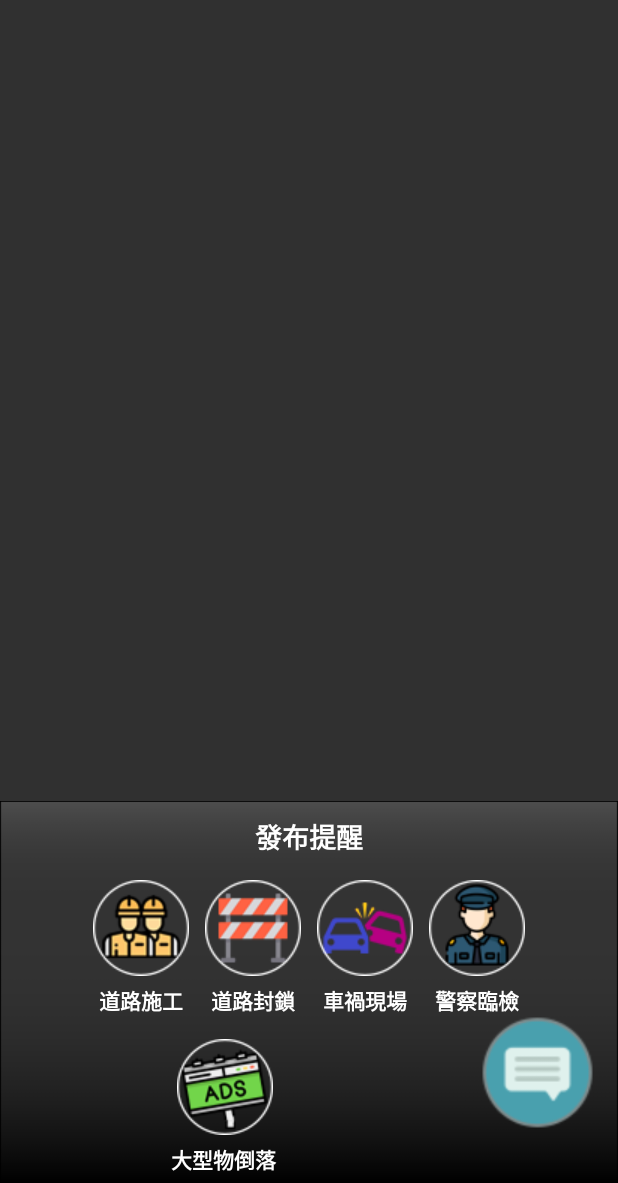
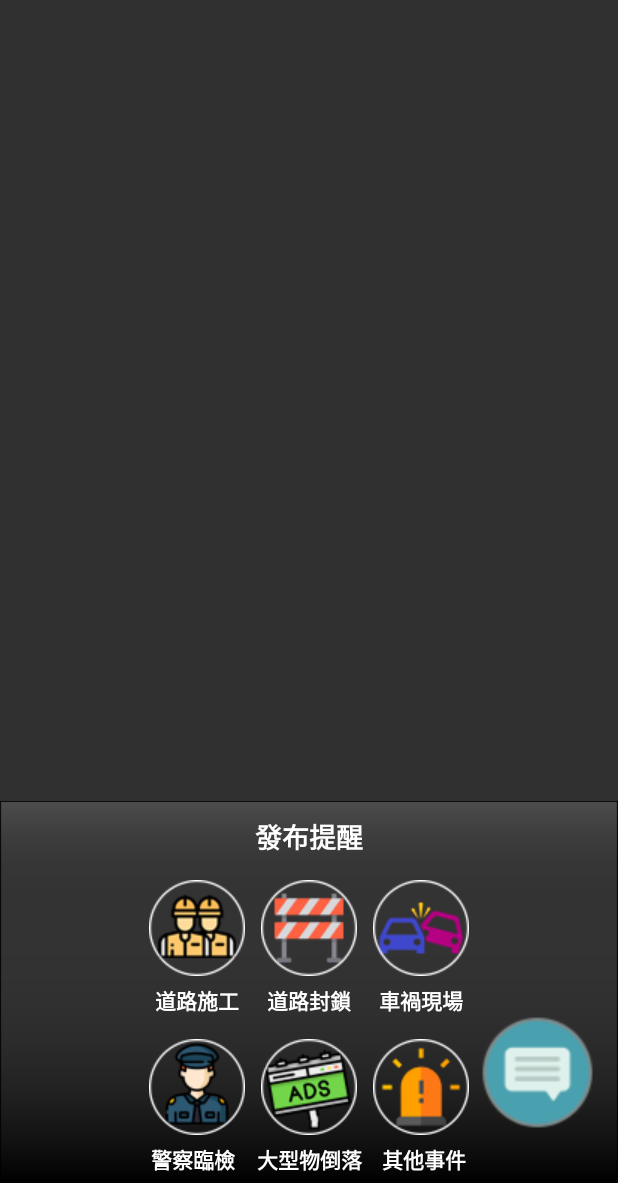
Before and after one commit to projextteam/TrafficLight, an Android app: the fragment EventDialog placed in its activity, on a phone screen of 412 x 824 dp, the part 53-1236 px from its top. Run offline under Robolectric (Android 15) with nearby library versions, the light colour scheme and no system bars.

Commit message:
"EventDialog2" add "others"

```diff
--- a/app/src/main/res/layout/event_dialog.xml
+++ b/app/src/main/res/layout/event_dialog.xml
@@ -77,15 +77,6 @@
                     android:background="@android:color/transparent"
                     android:src="@drawable/event_acident1" />
 
-                <android.support.v7.widget.AppCompatImageButton
-                    android:id="@+id/ib_police"
-                    android:layout_width="wrap_content"
-                    android:layout_height="wrap_content"
-                    android:layout_margin="5dp"
-                    android:layout_weight="1"
-                    android:background="@android:color/transparent"
-                    android:src="@drawable/event_police1" />
-
             </LinearLayout>
         </TableRow>
 
@@ -130,15 +121,44 @@
                     android:textColor="@android:color/white"
                     android:textStyle="bold" />
 
-                <TextView
-                    android:id="@+id/textView14"
+            </LinearLayout>
+        </TableRow>
+
+        <TableRow
+            android:layout_width="match_parent"
+            android:layout_height="match_parent"
+            android:gravity="center_horizontal">
+
+            <LinearLayout
+                android:layout_width="match_parent"
+                android:layout_height="match_parent"
+                android:orientation="horizontal">
+
+                <android.support.v7.widget.AppCompatImageButton
+                    android:id="@+id/ib_police"
                     android:layout_width="wrap_content"
                     android:layout_height="wrap_content"
+                    android:layout_margin="5dp"
                     android:layout_weight="1"
-                    android:gravity="center_horizontal"
-                    android:text="警察臨檢"
-                    android:textColor="@android:color/white"
-                    android:textStyle="bold" />
+                    android:background="@android:color/transparent"
+                    android:src="@drawable/event_police1" />
+
+                <android.support.v7.widget.AppCompatImageButton
+                    android:id="@+id/ib_drop"
+                    android:layout_width="wrap_content"
+                    android:layout_height="wrap_content"
+                    android:layout_margin="5dp"
+                    android:layout_weight="1"
+                    android:background="@android:color/transparent"
+                    android:src="@drawable/event_drop1" />
+                <android.support.v7.widget.AppCompatImageButton
+                    android:id="@+id/ib_others"
+                    android:layout_width="wrap_content"
+                    android:layout_height="wrap_content"
+                    android:layout_margin="5dp"
+                    android:layout_weight="1"
+                    android:background="@android:color/transparent"
+                    android:src="@drawable/event_others1" />
 
             </LinearLayout>
         </TableRow>
@@ -153,47 +173,37 @@
                 android:layout_height="match_parent"
                 android:orientation="horizontal">
 
-                <android.support.v7.widget.AppCompatImageButton
-                    android:id="@+id/ib_drop"
+                <TextView
+                    android:id="@+id/textView14"
                     android:layout_width="wrap_content"
                     android:layout_height="wrap_content"
-                    android:layout_margin="5dp"
-                    android:layout_weight="75"
-                    android:background="@android:color/transparent"
-                    android:src="@drawable/event_drop1" />
-
-                <Space
-                    android:layout_width="wrap_content"
-                    android:layout_height="wrap_content"
-                    android:layout_weight="75" />
-            </LinearLayout>
-        </TableRow>
-
-        <TableRow
-            android:layout_width="match_parent"
-            android:layout_height="match_parent"
-            android:gravity="center_horizontal">
-
-            <LinearLayout
-                android:layout_width="match_parent"
-                android:layout_height="match_parent"
-                android:orientation="horizontal">
+                    android:layout_weight="1"
+                    android:gravity="center_horizontal"
+                    android:text="警察臨檢"
+                    android:textColor="@android:color/white"
+                    android:textStyle="bold" />
 
                 <TextView
                     android:id="@+id/textView13"
                     android:layout_width="wrap_content"
                     android:layout_height="wrap_content"
                     android:layout_marginBottom="5dp"
-                    android:layout_weight="3.5"
+                    android:layout_weight="1"
                     android:gravity="center_horizontal"
                     android:text="大型物倒落"
                     android:textColor="@android:color/white"
                     android:textStyle="bold" />
 
-                <Space
+                <TextView
+                    android:id="@+id/textView15"
                     android:layout_width="wrap_content"
                     android:layout_height="wrap_content"
-                    android:layout_weight="3.5" />
+                    android:layout_weight="1"
+                    android:gravity="center_horizontal"
+                    android:text="其他事件"
+                    android:textColor="@android:color/white"
+                    android:textStyle="bold" />
+
             </LinearLayout>
         </TableRow>
     </TableLayout>
```
